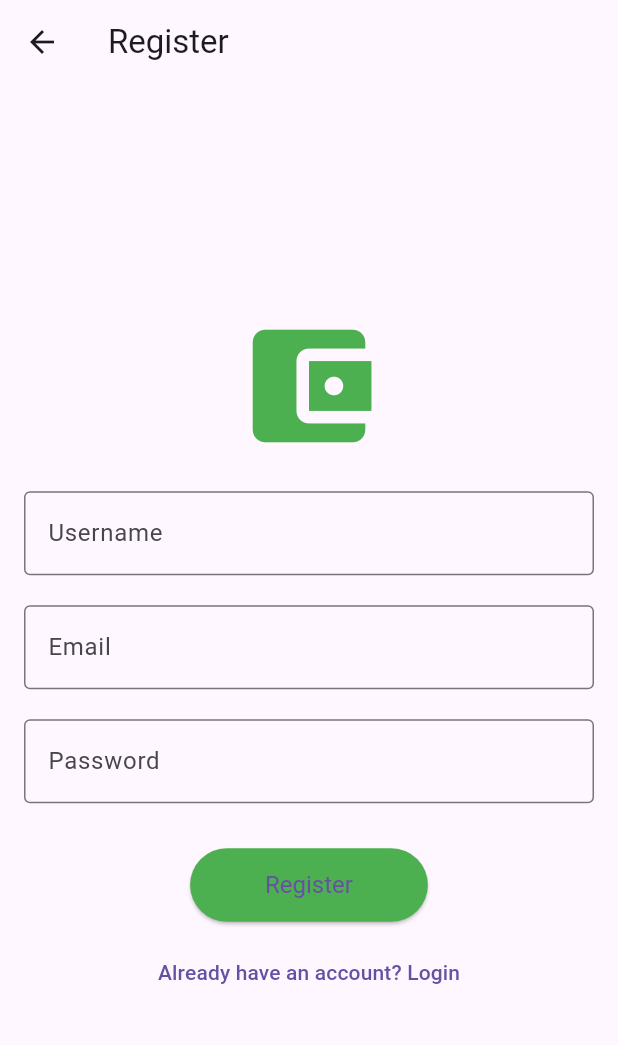
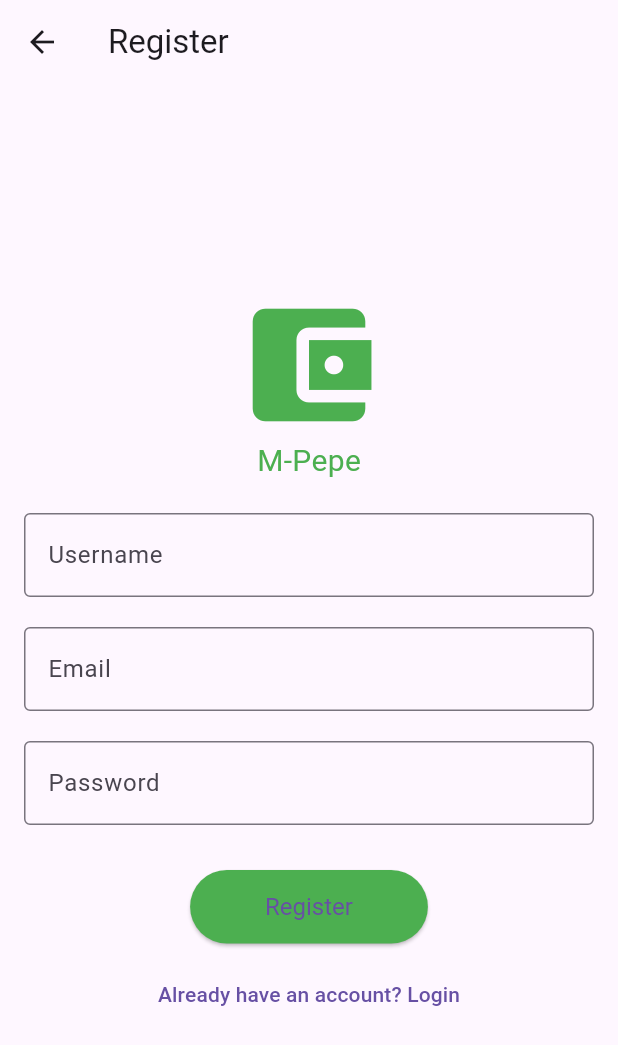
Before and after one commit to Davoste/wallet, a Flutter app: the RegisterPage screen opened by its route, on a phone screen of 412 x 824 dp. Shown: the top 1045 px of the screen. Run offline on Flutter 3.47's test engine with Material 3 defaults, Android fonts, the phone set to English and light mode, and no system bars.

Commit message:
Update register.dart

```diff
--- a/lib/register.dart
+++ b/lib/register.dart
@@ -3,11 +3,13 @@ import 'package:wallet/custombutton.dart';
 import 'package:wallet/dashboard.dart';
 
 class RegisterPage extends StatelessWidget {
+  const RegisterPage({super.key});
+
   @override
   Widget build(BuildContext context) {
     return Scaffold(
       appBar: AppBar(
-        title: Text('Register'),
+        title: const Text('Register'),
       ),
       body: Center(
         child: Padding(
@@ -16,35 +18,39 @@ class RegisterPage extends StatelessWidget {
             mainAxisAlignment: MainAxisAlignment.center,
             children: [
               // Logo
-              Icon(
+              const Icon(
                 Icons.account_balance_wallet,
                 size: 100,
                 color: Colors.green,
               ),
-              SizedBox(height: 20),
+              Text(
+                "M-Pepe",
+                style: TextStyle(color: Colors.green, fontSize: 20),
+              ),
+              const SizedBox(height: 20),
 
-              TextField(
+              const TextField(
                 decoration: InputDecoration(
                   labelText: 'Username',
                   border: OutlineInputBorder(),
                 ),
               ),
-              SizedBox(height: 20),
-              TextField(
+              const SizedBox(height: 20),
+              const TextField(
                 decoration: InputDecoration(
                   labelText: 'Email',
                   border: OutlineInputBorder(),
                 ),
               ),
-              SizedBox(height: 20),
-              TextField(
+              const SizedBox(height: 20),
+              const TextField(
                 obscureText: true,
                 decoration: InputDecoration(
                   labelText: 'Password',
                   border: OutlineInputBorder(),
                 ),
               ),
-              SizedBox(height: 30),
+              const SizedBox(height: 30),
               CustomButton(
                 text: 'Register',
                 onPressed: () {
@@ -58,12 +64,12 @@ class RegisterPage extends StatelessWidget {
                       ));
                 },
               ),
-              SizedBox(height: 10),
+              const SizedBox(height: 10),
               TextButton(
                 onPressed: () {
                   Navigator.pop(context);
                 },
-                child: Text('Already have an account? Login'),
+                child: const Text('Already have an account? Login'),
               ),
             ],
           ),
```
